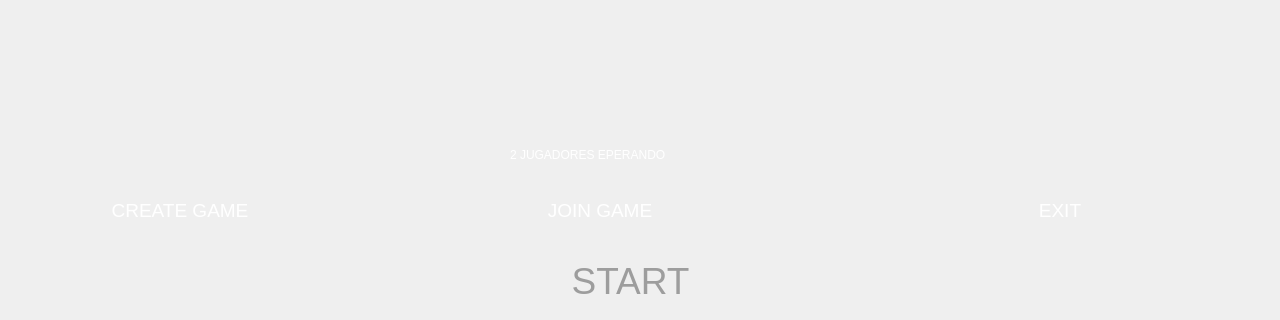
This is graphics_lobby/mainwindow.ui in Cbravor1991/Whorms as Qt 5 draws it before an edit; both pictures show x 0 to 1280 and y 400 to 720 of the 1280 by 720 pixel window. The edited form follows.
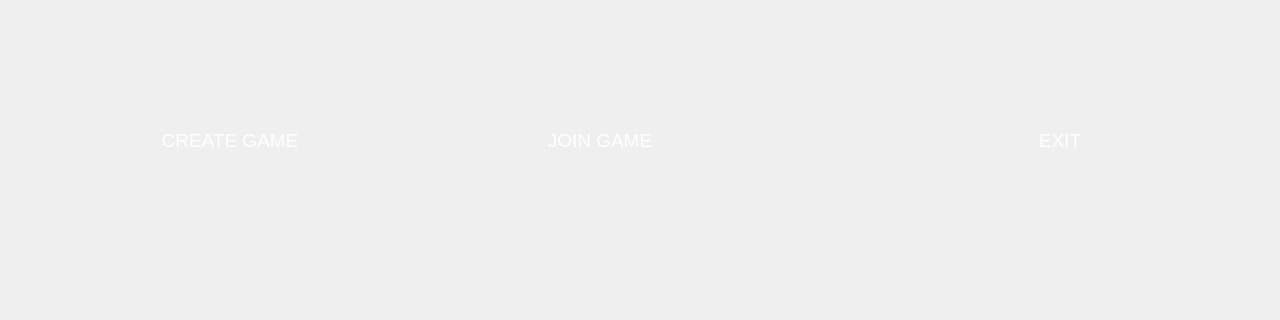
This is the edited form. Icons and pictures are not drawn.

```diff
--- a/graphics_lobby/mainwindow.ui
+++ b/graphics_lobby/mainwindow.ui
@@ -33,14 +33,14 @@
     <property name="geometry">
      <rect>
       <x>80</x>
-      <y>590</y>
-      <width>200</width>
+      <y>520</y>
+      <width>300</width>
       <height>41</height>
      </rect>
     </property>
     <property name="maximumSize">
      <size>
-      <width>200</width>
+      <width>400</width>
       <height>50</height>
      </size>
     </property>
@@ -83,7 +83,7 @@
     <property name="geometry">
      <rect>
       <x>500</x>
-      <y>590</y>
+      <y>520</y>
       <width>200</width>
       <height>41</height>
      </rect>
@@ -130,7 +130,7 @@
     <property name="geometry">
      <rect>
       <x>960</x>
-      <y>590</y>
+      <y>520</y>
       <width>200</width>
       <height>41</height>
      </rect>
@@ -170,71 +170,6 @@
      </size>
     </property>
    </widget>
-   <widget class="QPushButton" name="startButton">
-    <property name="enabled">
-     <bool>false</bool>
-    </property>
-    <property name="geometry">
-     <rect>
-      <x>450</x>
-      <y>650</y>
-      <width>361</width>
-      <height>61</height>
-     </rect>
-    </property>
-    <property name="maximumSize">
-     <size>
-      <width>500</width>
-      <height>100</height>
-     </size>
-    </property>
-    <property name="font">
-     <font>
-      <pointsize>28</pointsize>
-     </font>
-    </property>
-    <property name="mouseTracking">
-     <bool>true</bool>
-    </property>
-    <property name="styleSheet">
-     <string notr="true">QPushButton {
-    border: none;
-    background: none;
-	color: rgb(157, 157, 157);
-}
-
-QPushButton:hover {
-	color: rgb(176, 10, 10)
-}</string>
-    </property>
-    <property name="text">
-     <string>START</string>
-    </property>
-   </widget>
-   <widget class="QLabel" name="labelMatch">
-    <property name="enabled">
-     <bool>true</bool>
-    </property>
-    <property name="geometry">
-     <rect>
-      <x>510</x>
-      <y>530</y>
-      <width>600</width>
-      <height>50</height>
-     </rect>
-    </property>
-    <property name="styleSheet">
-     <string notr="true">border: none;
-background: none;
-color : rgb(255,255,255);</string>
-    </property>
-    <property name="text">
-     <string>2 JUGADORES EPERANDO</string>
-    </property>
-    <property name="alignment">
-     <set>Qt::AlignLeading|Qt::AlignLeft|Qt::AlignVCenter</set>
-    </property>
-   </widget>
   </widget>
  </widget>
  <resources/>
```
Left out of the diff: 2 changed lines with no effect on the pictures.
